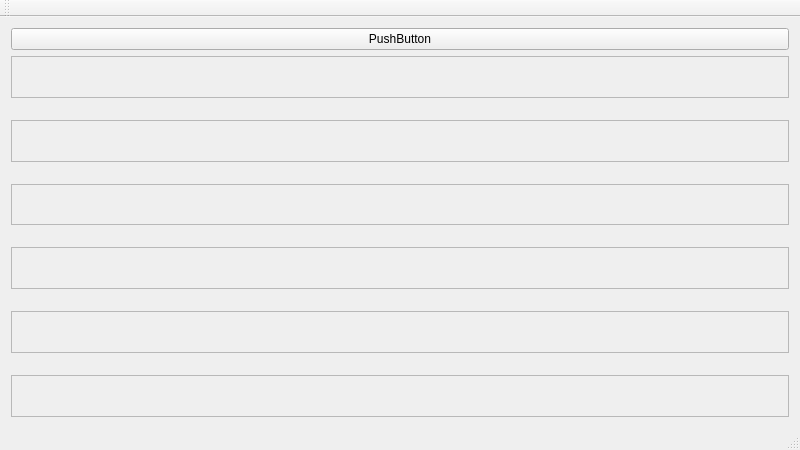
jinhang87/qtutil, file WeekPlaner/mainwindow.ui: the form before one commit.
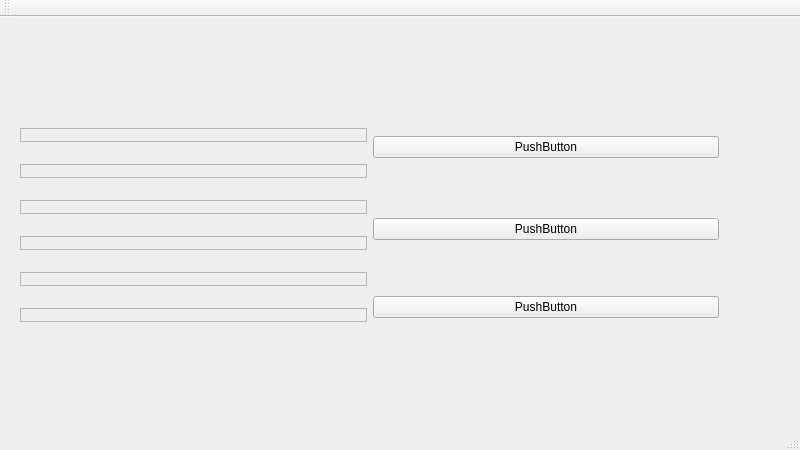
The form after the commit. Custom widgets are drawn as their Qt base class.

Patch:
```diff
--- a/WeekPlaner/mainwindow.ui
+++ b/WeekPlaner/mainwindow.ui
@@ -14,15 +14,24 @@
    <string>MainWindow</string>
   </property>
   <widget class="QWidget" name="centralWidget">
-   <layout class="QVBoxLayout" name="verticalLayout_2">
-    <item>
-     <widget class="QPushButton" name="pushButton">
+   <widget class="QWidget" name="">
+    <property name="geometry">
+     <rect>
+      <x>9</x>
+      <y>58</y>
+      <width>721</width>
+      <height>301</height>
+     </rect>
+    </property>
+    <layout class="QGridLayout" name="gridLayout">
+     <item row="2" column="1">
+      <widget class="QPushButton" name="pushButton_3">
       <property name="text">
        <string>PushButton</string>
       </property>
      </widget>
     </item>
-    <item>
+     <item row="0" column="0" rowspan="3">
      <layout class="QVBoxLayout" name="verticalLayout">
       <property name="spacing">
        <number>22</number>
@@ -89,7 +98,22 @@
       </item>
      </layout>
     </item>
-   </layout>
+     <item row="0" column="1">
+      <widget class="QPushButton" name="pushButton">
+       <property name="text">
+        <string>PushButton</string>
+       </property>
+      </widget>
+     </item>
+     <item row="1" column="1">
+      <widget class="QPushButton" name="pushButton_2">
+       <property name="text">
+        <string>PushButton</string>
+       </property>
+      </widget>
+     </item>
+    </layout>
+   </widget>
   </widget>
   <widget class="QMenuBar" name="menuBar">
    <property name="geometry">
```
Lines whose indentation alone changed are shown as unchanged.
